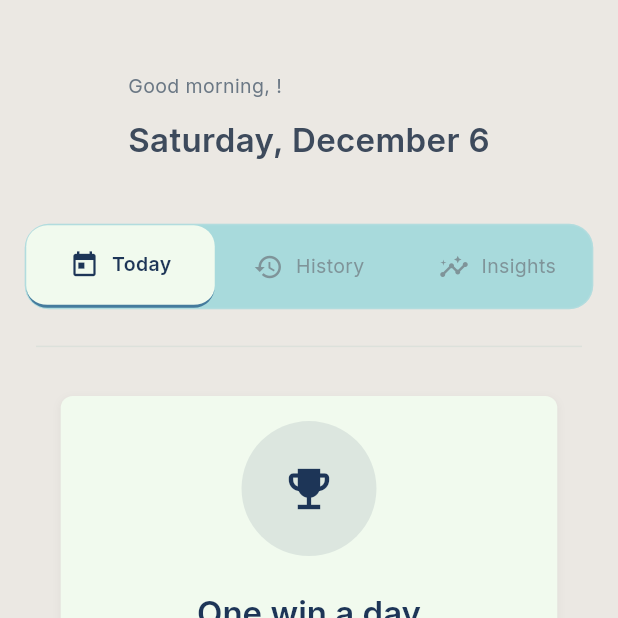
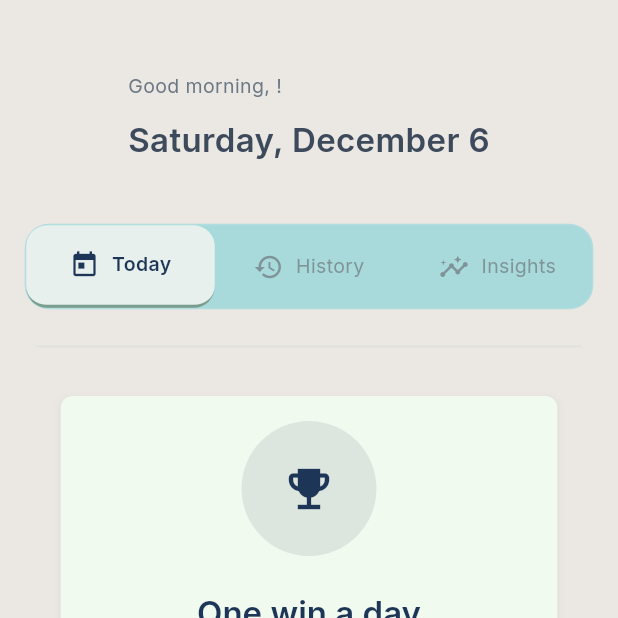
Before and after one commit to dailywinai-ui/my-flutter-app, a Flutter app: the TodayScreen screen opened by its route, on a phone screen of 412 x 824 dp, the top half of it. Run offline on Flutter 3.47's test engine with Material 3 defaults, Android fonts, the phone set to English and light mode, and no system bars; our stand-ins replace cached_network_image, connectivity_plus, fl_chart, flutter_svg, fluttertoast, google_fonts and 5 more; missing offline and left inert: universal_html; accounts and stored records are empty.

Commit message:
Fix: Remove streak text, update tab colors to sage green

```diff
--- a/lib/presentation/history_screen/widgets/calendar_view_widget.dart
+++ b/lib/presentation/history_screen/widgets/calendar_view_widget.dart
@@ -185,7 +185,7 @@ class _CalendarViewWidgetState extends State<CalendarViewWidget>
                 SizedBox(height: 8),
                 Container(
                   child: Text(
-                    'Streak: $streak ${streak == 1 ? 'day' : 'days'} — keep going!',
+                    'Reflections this month: $streak',
                     style: GoogleFonts.inter(
                       fontSize: 14, // Font size 14px as specified
                       fontWeight: FontWeight.w600, // Weight 600 as specified
--- a/lib/presentation/today_screen/widgets/tab_navigation_widget.dart
+++ b/lib/presentation/today_screen/widgets/tab_navigation_widget.dart
@@ -79,14 +79,14 @@ class TabNavigationWidget extends StatelessWidget {
           padding: EdgeInsets.symmetric(vertical: 2.h),
           decoration: BoxDecoration(
             color: isSelected
-                ? const Color(0xFFF1FAEE) // Lightened active tab background
+                ? const Color(0xFFE8F0ED) // Lightened active tab background
                 : Colors.transparent,
             borderRadius: BorderRadius.circular(14),
             border: isSelected
                 ? Border(
                     bottom: BorderSide(
                       color: const Color(
-                        0xFF457B9D,
+                        0xFF7A9D8E,
                       ), // Active tab underline color
                       width: 2.0,
                     ),
```
